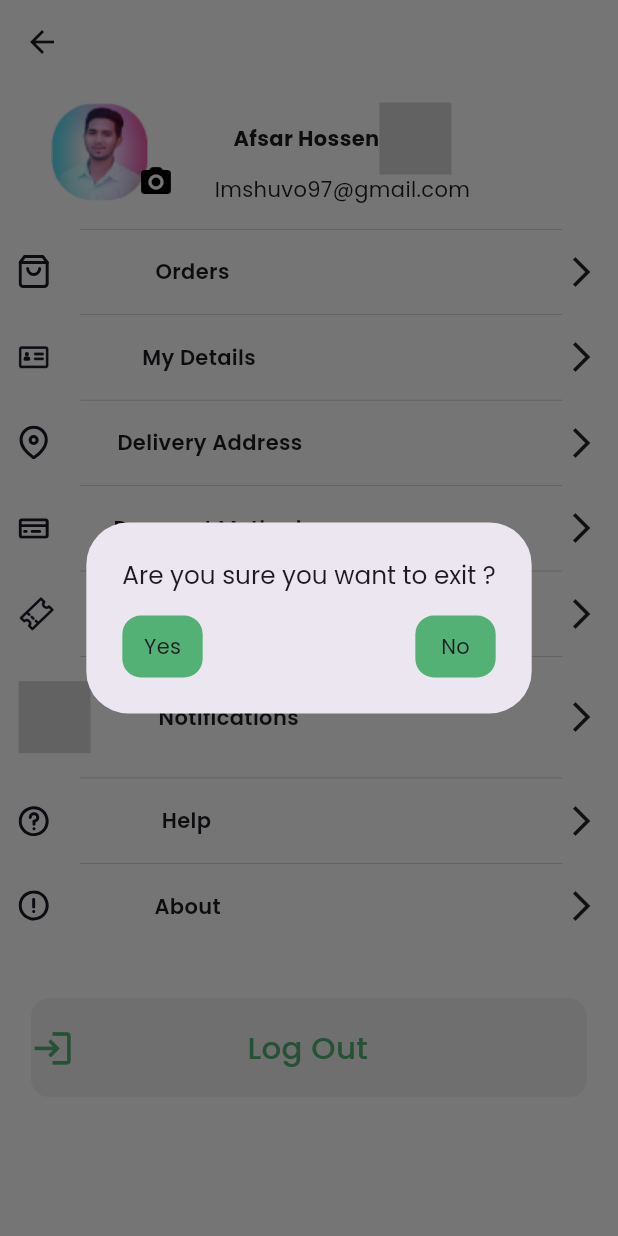
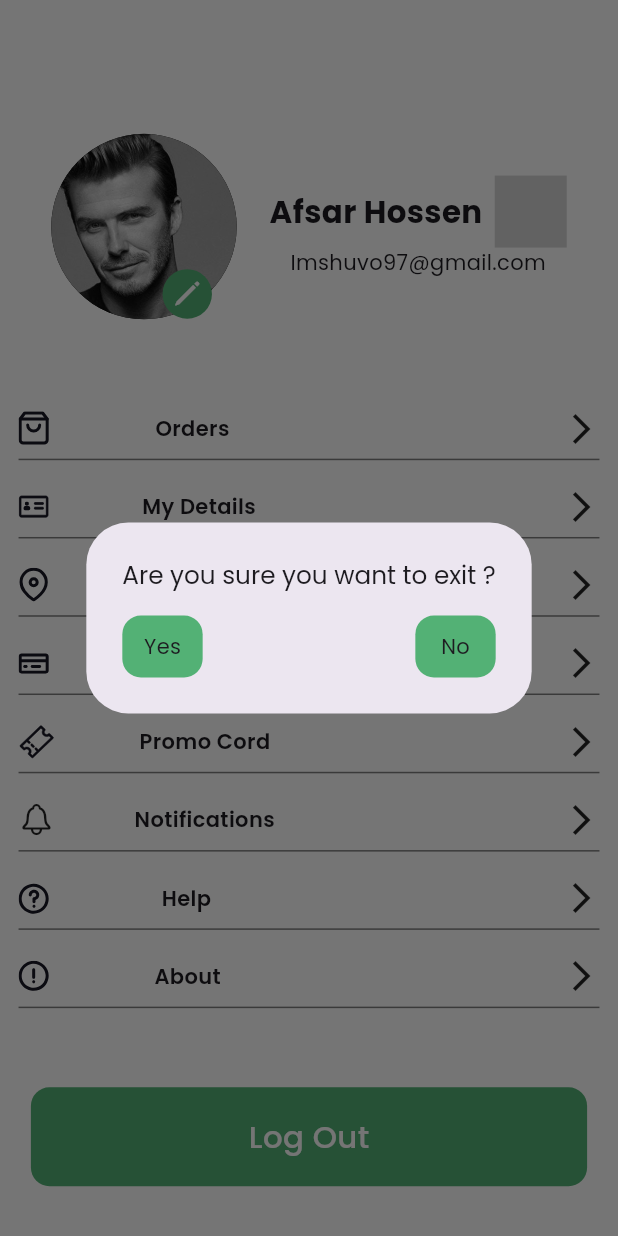
Before and after one commit to shibii787/nectar_project1, a Flutter app: the account screen opened directly, after a tap on "Log Out", on a phone screen of 412 x 824 dp. Run offline on Flutter 3.47's test engine with Material 3 defaults, Android fonts, the phone set to English and light mode, and no system bars; our stand-ins replace carousel_slider, country_code_picker, flutter_svg, google_fonts, image_picker, lottie and 3 more.

Commit message:
pages done

```diff
--- a/lib/app_body/bottom_nav.dart
+++ b/lib/app_body/bottom_nav.dart
@@ -1,6 +1,7 @@
 
 import 'package:flutter/material.dart';
 import 'package:nectar_project1/app_body/cart_page.dart';
+import 'package:nectar_project1/app_profile/account.dart';
 import 'package:nectar_project1/app_profile/profile_page.dart';
 import 'package:nectar_project1/colors.dart';
 
@@ -28,7 +29,7 @@ class _bottomNavState extends State<bottomNav> {
     payment1(),
     CartPage(),
     FavouritePage(),
-    profilePage()
+    account()
   ];
 
   @override
--- a/lib/app_body/cart_page.dart
+++ b/lib/app_body/cart_page.dart
@@ -249,8 +249,8 @@ class _CartPageState extends State<CartPage> {
             child: Text("Go to Checkout",
                 style: TextStyle(
                     color: theColors.primaryColor,
-                    fontSize: w * 0.05,
-                    fontWeight: FontWeight.w600)),
+                    fontSize: w * 0.045,
+                    fontWeight: FontWeight.w500)),
           ),
         ),
       ),
--- a/lib/app_body/favourite_page.dart
+++ b/lib/app_body/favourite_page.dart
@@ -25,8 +25,8 @@ class _FavouritePageState extends State<FavouritePage> {
           child: Text("Add All To Cart",
               style: TextStyle(
                   color: theColors.primaryColor,
-                  fontSize: w*0.05,
-                  fontWeight: FontWeight.w600)),
+                  fontSize: w*0.045,
+                  fontWeight: FontWeight.w500)),
         ),
       ),
       appBar: AppBar(
--- a/lib/app_profile/account.dart
+++ b/lib/app_profile/account.dart
@@ -1,5 +1,6 @@
 import 'dart:io';
 
+import 'package:flutter/cupertino.dart';
 import 'package:flutter/material.dart';
 import 'package:flutter_svg/svg.dart';
 import 'package:image_picker/image_picker.dart';
@@ -18,15 +19,18 @@ class account extends StatefulWidget {
 
 class _accountState extends State<account> {
   var file;
-  Pickfile(ImageSource) async {
-    final imgFile=await ImagePicker.platform.pickImage(source: ImageSource);
-    file=File(imgFile!.path);
-    if(mounted){
+
+  pickFile(ImageSource) async {
+    final pickedFile =
+        await ImagePicker.platform.pickImage(source: ImageSource);
+    file = File(pickedFile!.path);
+    if (mounted) {
       setState(() {
-        file=File(imgFile!.path);
+        file = File(pickedFile.path);
       });
     }
   }
+
   final emailvalidation = RegExp(
       r"^[a-zA-Z0-9.a-zA-Z0-9.!#$%&'*+-/=?^_`{|}~]+@[a-zA-Z0-9]+\.[a-zA-Z]+");
 
@@ -43,132 +47,112 @@ class _accountState extends State<account> {
         body: Padding(
           padding: EdgeInsets.all(w * 0.03),
           child: Column(
+            mainAxisAlignment: MainAxisAlignment.spaceAround,
             children: [
               Row(
-                crossAxisAlignment: CrossAxisAlignment.start,
-                mainAxisAlignment: MainAxisAlignment.spaceAround,
+                mainAxisAlignment: MainAxisAlignment.spaceEvenly,
                 children: [
                   Stack(
                     children: [
-                     file!=null? Container(
-                        height: h*0.4,
-                        width: w*0.4,
-                        decoration: BoxDecoration(
-                          image: DecorationImage(image: FileImage(file,),fit: BoxFit.fill)
+                      // Container(
+                      //   height: w*0.4,
+                      //   width: w*0.5,
+                      //   color: colorTheme.fourthColor,
+                      // ),
+                      Center(
+                          child: file != null
+                              ? CircleAvatar(
+                                  backgroundColor: theColors.primaryColor,
+                                  radius: w * 0.15,
+                                  backgroundImage: FileImage(file))
+                              : CircleAvatar(
+                                  radius: w * 0.15,
+                                  backgroundColor: theColors.secondary,
+                                  backgroundImage:
+                                      AssetImage(theImages.beckham),
+                                )),
+                      Positioned(
+                        left: w * 0.18,
+                        bottom: w * 0.001,
+                        child: InkWell(
+                            onTap: () {
+                              showCupertinoModalPopup(
+                                context: context,
+                                builder: (BuildContext context) => Material(
+                                  type: MaterialType.circle,
+                                  color: Colors.transparent,
+                                  child: CupertinoActionSheet(
+                                      actions: <Widget>[
+                                        CupertinoActionSheetAction(
+                                          child: const Text('Photo Gallery'),
+                                          onPressed: () {
+                                            pickFile(ImageSource.gallery);
+                                            Navigator.pop(context, 'One');
+                                          },
                                         ),
-                      )
-                      :Container(
-                          child: Image(image: AssetImage(theImages.account))),
-                      Positioned(
-                           left: w * 0.14,
-                          bottom: w*0.09,
-                          right: w*0.12,
-                          top: w*0.1,
-                          child:InkWell(
-                            onTap: () {
-                              showModalBottomSheet(
-                                showDragHandle: true,
-                                  shape: RoundedRectangleBorder(
-                                    borderRadius: BorderRadiusDirectional.circular(w*0.03)
-                                  ),
-                                  context: context,
-                                  builder: (context) {
-                                    return Container(
-                                      height: w*0.6,
-                                      child: Column(
-                                        children: [
-                                          Text("choose a file from"),
-                                          Container(
-                                            width: w*1,
-                                            height: w*0.4,
-                                            decoration: BoxDecoration(
-                                              borderRadius: BorderRadius.circular(w*0.03),
-                                            ),
-                                            child: Row(
-                                              mainAxisAlignment: MainAxisAlignment.center,
-                                              children: [
-                                                SizedBox(height: w*0.1),
-                                                Column(
-                                                  children: [
-                                                    SizedBox(height: w*0.03,),
-                                                    InkWell(
-                                                        onTap: () {
-                                                          Pickfile(ImageSource.camera);
+                                        CupertinoActionSheetAction(
+                                          child: const Text('Camera'),
+                                          onPressed: () {
+                                            pickFile(ImageSource.camera);
+                                            Navigator.pop(context, 'Two');
                                           },
-                                                        child: Center(child: Container(
-                                                            height: w*0.25,
-                                                            width: w*0.26,
-                                                            color: Colors.red,
-                                                            child: Icon(Icons.photo_camera,size:w*0.25,color: theColors.primaryColor,)))),
-                                                    // Text("camera")
-                                                  ],
-                                                ),
-                                                SizedBox(width: w*0.3),
-                                                SizedBox(height: w*0.7),
-                                                Column(
-                                                  children: [
-
-                                                    SizedBox(height: w*0.03,),
-                                                    InkWell(
-                                                      onTap: () {
-                                                        Pickfile(ImageSource.gallery);
-                                                      },
-                                                      child: Container(
-                                                          height: w*0.25,
-                                                          width: w*0.25,
-                                                          color: Colors.red,
-                                                          child: Icon(Icons.photo,size:w*0.25,color: theColors.primaryColor,)),
-                                                    ),
-                                                    // Text("gallery")
-                                                  ],
                                         )
                                       ],
-                                            ),
-                                          ),
-                                        ],
+                                      cancelButton: CupertinoActionSheetAction(
+                                        child: Text('Cancel'),
+                                        isDefaultAction: true,
+                                        onPressed: () {
+                                          Navigator.pop(context, 'Cancel');
+                                        },
+                                      )),
                                 ),
                               );
                             },
-                              );
-                            },
-                            child: Container(
-                              height: h*0.05,
-                                width: w*0.05,
-                                child: Icon(Icons.camera_alt_rounded,color: theColors.secondary,)),
+                            child: CircleAvatar(
+                              radius: w * 0.04,
+                              backgroundColor: theColors.third,
+                              child: Center(
+                                  child: Icon(
+                                CupertinoIcons.pen,
+                                color: theColors.primaryColor,
                               )),
+                            )),
+                      ),
                     ],
                   ),
                   Column(
                     children: [
                       Row(
-                        mainAxisAlignment: MainAxisAlignment.spaceAround,
                         children: [
                           Text(
                             "Afsar Hossen",
                             style: TextStyle(
                                 fontWeight: FontWeight.w700,
+                                fontSize: w * 0.05),
                           ),
-                          ),
+                          SizedBox(width: w * 0.02),
                           SvgPicture.asset(theImages.pen),
                         ],
                       ),
-                      Text("Imshuvo97@gmail.com")
+                      Text("Imshuvo97@gmail.com"),
                     ],
                   ),
-                  SizedBox(
-                    width: w * 0.05,
-                  )
                 ],
               ),
-              // SizedBox(height: w*0.05),
-              Divider(
-                endIndent: w * 0.06,
-                thickness: w * 0.001,
-                color: Colors.black26,
-                height: h * 0.04,
-                indent: h * 0.05,
-              ),
               Container(
+                height: h * 0.52,
+                width: w * 1,
+                child: Column(
+                  mainAxisAlignment: MainAxisAlignment.spaceEvenly,
+                  children: [
+                    Container(
+                      height: h * 0.05,
+                      width: w * 1,
+                      decoration: BoxDecoration(
+                          border: Border(
+                        bottom: BorderSide(
+                            color: theColors.secondary.withOpacity(0.5)),
+                      )),
                       child: Row(
                         mainAxisAlignment: MainAxisAlignment.spaceBetween,
                         children: [
@@ -183,16 +167,15 @@ class _accountState extends State<account> {
                           Icon(Icons.arrow_forward_ios),
                         ],
                       ),
-                // margin: EdgeInsets.all(w*0.03),
-              ),
-              Divider(
-                endIndent: w * 0.06,
-                thickness: w * 0.001,
-                color: Colors.black26,
-                height: h * 0.04,
-                indent: h * 0.05,
                     ),
                     Container(
+                      height: h * 0.05,
+                      width: w * 1,
+                      decoration: BoxDecoration(
+                          border: Border(
+                        bottom: BorderSide(
+                            color: theColors.secondary.withOpacity(0.5)),
+                      )),
                       child: Row(
                         mainAxisAlignment: MainAxisAlignment.spaceBetween,
                         children: [
@@ -209,14 +192,14 @@ class _accountState extends State<account> {
                       ),
                       // margin: EdgeInsets.all(w*0.03),
                     ),
-              Divider(
-                endIndent: w * 0.06,
-                thickness: w * 0.001,
-                color: Colors.black26,
-                height: h * 0.04,
-                indent: h * 0.05,
-              ),
                     Container(
+                      height: h * 0.05,
+                      width: w * 1,
+                      decoration: BoxDecoration(
+                          border: Border(
+                        bottom: BorderSide(
+                            color: theColors.secondary.withOpacity(0.5)),
+                      )),
                       child: Row(
                         mainAxisAlignment: MainAxisAlignment.spaceBetween,
                         children: [
@@ -233,14 +216,14 @@ class _accountState extends State<account> {
                       ),
                       // margin: EdgeInsets.all(w*0.03),
                     ),
-              Divider(
-                endIndent: w * 0.06,
-                thickness: w * 0.001,
-                color: Colors.black26,
-                height: h * 0.04,
-                indent: h * 0.05,
-              ),
                     Container(
+                      height: h * 0.05,
+                      width: w * 1,
+                      decoration: BoxDecoration(
+                          border: Border(
+                        bottom: BorderSide(
+                            color: theColors.secondary.withOpacity(0.5)),
+                      )),
                       child: Row(
                         mainAxisAlignment: MainAxisAlignment.spaceBetween,
                         children: [
@@ -257,14 +240,14 @@ class _accountState extends State<account> {
                       ),
                       // margin: EdgeInsets.all(w*0.03),
                     ),
-              Divider(
-                endIndent: w * 0.06,
-                thickness: w * 0.001,
-                color: Colors.black26,
-                height: h * 0.04,
-                indent: h * 0.05,
-              ),
                     Container(
+                      height: h * 0.05,
+                      width: w * 1,
+                      decoration: BoxDecoration(
+                          border: Border(
+                        bottom: BorderSide(
+                            color: theColors.secondary.withOpacity(0.5)),
+                      )),
                       child: Row(
                         mainAxisAlignment: MainAxisAlignment.spaceBetween,
                         children: [
@@ -281,18 +264,18 @@ class _accountState extends State<account> {
                       ),
                       // margin: EdgeInsets.all(w*0.03),
                     ),
-              Divider(
-                endIndent: w * 0.06,
-                thickness: w * 0.001,
-                color: Colors.black26,
-                height: h * 0.04,
-                indent: h * 0.05,
-              ),
                     Container(
+                      height: h * 0.05,
+                      width: w * 1,
+                      decoration: BoxDecoration(
+                          border: Border(
+                        bottom: BorderSide(
+                            color: theColors.secondary.withOpacity(0.5)),
+                      )),
                       child: Row(
                         mainAxisAlignment: MainAxisAlignment.spaceBetween,
                         children: [
-                    SvgPicture.asset(theImages.bell),
+                          Icon(CupertinoIcons.bell),
                           Text(
                             'Notifications ',
                             style: TextStyle(fontWeight: FontWeight.w600),
@@ -305,14 +288,14 @@ class _accountState extends State<account> {
                       ),
                       // margin: EdgeInsets.all(w*0.03),
                     ),
-              Divider(
-                endIndent: w * 0.06,
-                thickness: w * 0.001,
-                color: Colors.black26,
-                height: h * 0.04,
-                indent: h * 0.05,
-              ),
                     Container(
+                      height: h * 0.05,
+                      width: w * 1,
+                      decoration: BoxDecoration(
+                          border: Border(
+                        bottom: BorderSide(
+                            color: theColors.secondary.withOpacity(0.5)),
+                      )),
                       child: Row(
                         mainAxisAlignment: MainAxisAlignment.spaceBetween,
                         children: [
@@ -329,14 +312,14 @@ class _accountState extends State<account> {
                       ),
                       // margin: EdgeInsets.all(w*0.03),
                     ),
-              Divider(
-                endIndent: w * 0.06,
-                thickness: w * 0.001,
-                color: Colors.black26,
-                height: h * 0.04,
-                indent: h * 0.05,
-              ),
                     Container(
+                      height: h * 0.05,
+                      width: w * 1,
+                      decoration: BoxDecoration(
+                          border: Border(
+                        bottom: BorderSide(
+                            color: theColors.secondary.withOpacity(0.5)),
+                      )),
                       child: Row(
                         mainAxisAlignment: MainAxisAlignment.spaceBetween,
                         children: [
@@ -353,11 +336,7 @@ class _accountState extends State<account> {
                       ),
                       // margin: EdgeInsets.all(w*0.03),
                     ),
-              Container(
-                height: h * 0.06,
-                width: w * 0.03,
-                decoration: BoxDecoration(
-                  borderRadius: BorderRadius.circular(w * 0.03),
+                  ],
                 ),
               ),
               InkWell(
@@ -420,23 +399,15 @@ class _accountState extends State<account> {
                   width: w * 0.9,
                   decoration: BoxDecoration(
                       borderRadius: BorderRadius.circular(w * 0.03),
-                      color: theColors.sixth),
-                  child: Row(
-                    children: [
-                      Icon(
-                        Icons.login,
-                        size: w * 0.07,
-                        color: theColors.third,
-                      ),
-                      SizedBox(width: w * 0.28),
-                      Text(
+                      color: theColors.third),
+                  child: Center(
+                    child: Text(
                       "Log Out",
                       style: TextStyle(
                           fontWeight: FontWeight.w500,
                           fontSize: w * 0.05,
-                            color: theColors.third),
-                      )
-                    ],
+                          color: theColors.primaryColor),
+                    ),
                   ),
                 ),
               )
--- a/lib/main.dart
+++ b/lib/main.dart
@@ -9,6 +9,7 @@ import 'package:nectar_project1/app_authentication/verification_page.dart';
 import 'package:nectar_project1/app_body/cart_page.dart';
 import 'package:nectar_project1/app_body/order_accepted.dart';
 import 'package:nectar_project1/app_into/splashscreen.dart';
+import 'package:nectar_project1/app_profile/account.dart';
 import 'app_body/bottom_nav.dart';
 
 var h; //variable for height
@@ -42,7 +43,7 @@ class MyApp extends StatelessWidget {
             textTheme: GoogleFonts.poppinsTextTheme()
         ),
         debugShowCheckedModeBanner: false,
-        home: logIn(),
+        home: bottomNav(),
       ),
     );
   }
```
Also changed, not shown: lib/app_body/home_page.dart (+5 -6 lines). Lines whose indentation alone changed are shown as unchanged.
